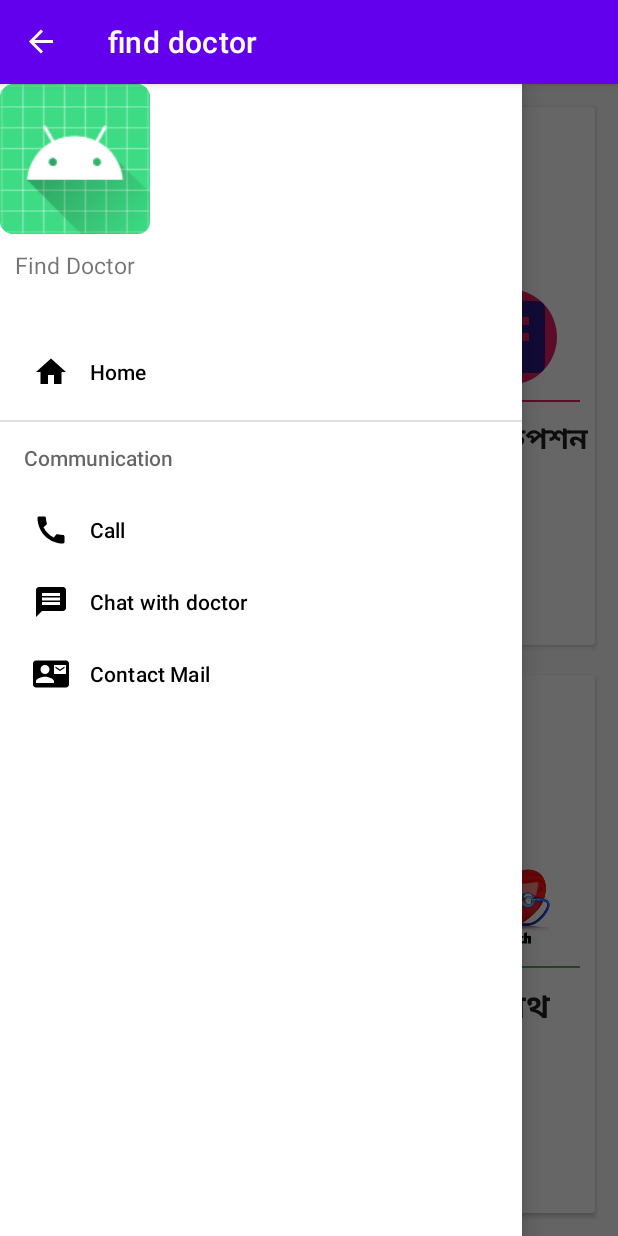
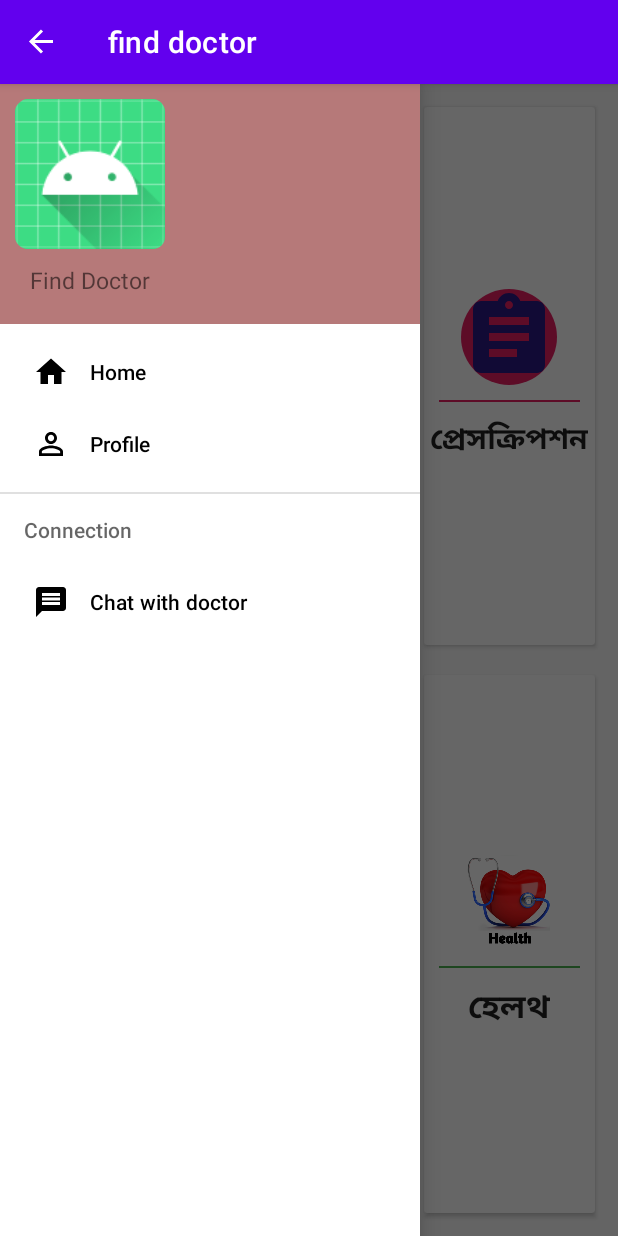
Before and after one commit to Mustakim-lab/Find-Doctor, an Android app: the screen it shows after launch (MainActivity), with the side drawer open, on a phone screen of 412 x 824 dp. Run offline under Robolectric (Android 15) with nearby library versions, the phone set to English and light mode, and no system bars.

Commit message:
solved navigation drawer

```diff
--- a/app/build.gradle
+++ b/app/build.gradle
@@ -40,7 +40,7 @@ dependencies {
     androidTestImplementation 'androidx.test.ext:junit:1.1.3'
     androidTestImplementation 'androidx.test.espresso:espresso-core:3.4.0'
 
-    implementation 'com.google.firebase:firebase-auth:16.0.2'
-    implementation 'com.google.firebase:firebase-database:16.0.1'
-    implementation 'com.google.firebase:firebase-core:16.0.1'
+    implementation 'com.google.firebase:firebase-auth:21.0.1'
+    implementation 'com.google.firebase:firebase-database:20.0.2'
+    implementation 'com.google.firebase:firebase-core:20.0.0'
 }
--- a/app/src/main/AndroidManifest.xml
+++ b/app/src/main/AndroidManifest.xml
@@ -9,6 +9,9 @@
         android:roundIcon="@mipmap/ic_launcher_round"
         android:supportsRtl="true"
         android:theme="@style/Theme.FindDoctor">
+        <activity
+            android:name=".DoctorChatListActivity"
+            android:exported="false" />
         <activity
             android:name=".SignInActivity"
             android:exported="false" />
--- a/app/src/main/java/com/example/finddoctor/MainActivity.java
+++ b/app/src/main/java/com/example/finddoctor/MainActivity.java
@@ -14,7 +14,7 @@ import android.widget.Toast;
 
 import com.google.android.material.navigation.NavigationView;
 
-public class MainActivity extends AppCompatActivity implements View.OnClickListener{
+public class MainActivity extends AppCompatActivity implements NavigationView.OnNavigationItemSelectedListener {
 
 
     DrawerLayout drawerLayout;
@@ -28,36 +28,66 @@ public class MainActivity extends AppCompatActivity implements View.OnClickListe
         setContentView(R.layout.activity_main);
 
         doctorCard =findViewById(R.id.doctorCard_ID);
-        doctorCard.setOnClickListener(this);
         serialCard=findViewById(R.id.serialCard_ID);
-        serialCard.setOnClickListener(this);
         prescriptionCard=findViewById(R.id.prescriptionCard_ID);
-        prescriptionCard.setOnClickListener(this);
         medicineCard=findViewById(R.id.medicineCard_ID);
-        medicineCard.setOnClickListener(this);
         ambulance=findViewById(R.id.ambulanceCard_ID);
-        ambulance.setOnClickListener(this);
         health=findViewById(R.id.helthCard_ID);
-        health.setOnClickListener(this);
 
+        doctorCard.setOnClickListener(new View.OnClickListener() {
+            @Override
+            public void onClick(View v) {
+                Intent intent=new Intent(MainActivity.this,doctorList.class);
+                startActivity(intent);
 
+            }
+        });
+        serialCard.setOnClickListener(new View.OnClickListener() {
+            @Override
+            public void onClick(View v) {
+                Intent intent=new Intent(MainActivity.this,StartActivity.class);
+                startActivity(intent);
+
+            }
+        });
+        prescriptionCard.setOnClickListener(new View.OnClickListener() {
+            @Override
+            public void onClick(View v) {
+                Intent intent=new Intent(MainActivity.this,StartActivity.class);
+                startActivity(intent);
+            }
+        });
+        medicineCard.setOnClickListener(new View.OnClickListener() {
+            @Override
+            public void onClick(View v) {
+                Intent intent=new Intent(MainActivity.this,Medichine.class);
+                startActivity(intent);
+
+            }
+        });
+        ambulance.setOnClickListener(new View.OnClickListener() {
+            @Override
+            public void onClick(View v) {
+                Intent intent=new Intent(MainActivity.this,AmbulanceActvity.class);
+                startActivity(intent);
+            }
+        });
+        health.setOnClickListener(new View.OnClickListener() {
+            @Override
+            public void onClick(View v) {
+                Intent intent=new Intent(MainActivity.this,HelthActivity.class);
+                startActivity(intent);
+            }
+        });
         drawerLayout=findViewById(R.id.drawer_ID);
         NavigationView navigationView=findViewById(R.id.navigation_ID);
+        navigationView.setNavigationItemSelectedListener(this);
         toggle=new ActionBarDrawerToggle(this,drawerLayout,R.string.open,R.string.close);
         drawerLayout.addDrawerListener(toggle);
         toggle.syncState();
         getSupportActionBar().setDisplayHomeAsUpEnabled(true);
 
-        navigationView.setNavigationItemSelectedListener(new NavigationView.OnNavigationItemSelectedListener() {
-            @Override
-            public boolean onNavigationItemSelected(@NonNull MenuItem item) {
-                if (item.getItemId()==R.id.chat_ID){
-                    Intent intent=new Intent(MainActivity.this,HelthActivity.class);
-                    startActivity(intent);
-                }
-                return false;
-            }
-        });
+
     }
 
     @Override
@@ -68,28 +98,14 @@ public class MainActivity extends AppCompatActivity implements View.OnClickListe
         return super.onOptionsItemSelected(item);
     }
 
-
     @Override
-    public void onClick(View v) {
-        if (v.getId()==R.id.doctorCard_ID){
-            Intent intent=new Intent(MainActivity.this,doctorList.class);
-            startActivity(intent);
-        }else if (v.getId()==R.id.serialCard_ID){
-            Intent intent=new Intent(MainActivity.this,StartActivity.class);
-            startActivity(intent);
-        }else if (v.getId()==R.id.prescriptionCard_ID){
-            Intent intent=new Intent(MainActivity.this,StartActivity.class);
-            startActivity(intent);
-        }else if (v.getId()==R.id.medicineCard_ID){
-            Intent intent=new Intent(MainActivity.this,Medichine.class);
-            startActivity(intent);
-        }else if (v.getId()==R.id.ambulanceCard_ID){
-            Intent intent=new Intent(MainActivity.this,AmbulanceActvity.class);
-            startActivity(intent);
-        }else if (v.getId()==R.id.helthCard_ID){
-            Intent intent=new Intent(MainActivity.this,HelthActivity.class);
+    public boolean onNavigationItemSelected(@NonNull MenuItem item) {
+        if (item.getItemId()==R.id.chat_ID){
+            Intent intent=new Intent(MainActivity.this,DoctorChatListActivity.class);
             startActivity(intent);
         }
+        return false;
+    }
 
-    }
+
 }
--- a/app/src/main/java/com/example/finddoctor/RegistrationActivity.java
+++ b/app/src/main/java/com/example/finddoctor/RegistrationActivity.java
@@ -96,7 +96,6 @@ public class RegistrationActivity extends AppCompatActivity {
                             Intent intent=new Intent(RegistrationActivity.this,serilaIntroduction.class);
                             intent.addFlags(Intent.FLAG_ACTIVITY_CLEAR_TASK | Intent.FLAG_ACTIVITY_NEW_TASK);
                             startActivity(intent);
-                            finish();
                             Toast.makeText(RegistrationActivity.this, "LogIn Successfully", Toast.LENGTH_SHORT).show();
                         }
                     });
--- a/app/src/main/java/com/example/finddoctor/SignInActivity.java
+++ b/app/src/main/java/com/example/finddoctor/SignInActivity.java
@@ -74,7 +74,6 @@ public class SignInActivity extends AppCompatActivity {
                     Intent intent=new Intent(SignInActivity.this,Prescription.class);
                     intent.addFlags(Intent.FLAG_ACTIVITY_CLEAR_TASK | Intent.FLAG_ACTIVITY_NEW_TASK);
                     startActivity(intent);
-                    finish();
                     Toast.makeText(SignInActivity.this, "LogIn Successfully", Toast.LENGTH_SHORT).show();
                 }
             }
--- a/app/src/main/java/com/example/finddoctor/StartActivity.java
+++ b/app/src/main/java/com/example/finddoctor/StartActivity.java
@@ -7,7 +7,12 @@ import android.os.Bundle;
 import android.view.View;
 import android.widget.Button;
 
+import com.google.firebase.auth.FirebaseAuth;
+import com.google.firebase.auth.FirebaseUser;
+
 public class StartActivity extends AppCompatActivity implements View.OnClickListener {
+
+
     Button button1,button2;
     @Override
     protected void onCreate(Bundle savedInstanceState) {
--- /dev/null
+++ b/app/src/main/res/drawable/ic_baseline_perm_identity_24.xml
@@ -0,0 +1,5 @@
+<vector android:height="24dp" android:tint="#2A1885"
+    android:viewportHeight="24" android:viewportWidth="24"
+    android:width="24dp" xmlns:android="http://schemas.android.com/apk/res/android">
+    <path android:fillColor="@android:color/white" android:pathData="M12,5.9c1.16,0 2.1,0.94 2.1,2.1s-0.94,2.1 -2.1,2.1S9.9,9.16 9.9,8s0.94,-2.1 2.1,-2.1m0,9c2.97,0 6.1,1.46 6.1,2.1v1.1L5.9,18.1L5.9,17c0,-0.64 3.13,-2.1 6.1,-2.1M12,4C9.79,4 8,5.79 8,8s1.79,4 4,4 4,-1.79 4,-4 -1.79,-4 -4,-4zM12,13c-2.67,0 -8,1.34 -8,4v3h16v-3c0,-2.66 -5.33,-4 -8,-4z"/>
+</vector>
--- a/app/src/main/res/layout/activity_main.xml
+++ b/app/src/main/res/layout/activity_main.xml
@@ -8,17 +8,6 @@
     android:background="@color/background_color"
     tools:openDrawer="start"
     tools:context=".MainActivity">
-
-
-    <com.google.android.material.navigation.NavigationView
-        android:layout_width="match_parent"
-        android:layout_height="match_parent"
-        android:id="@+id/navigation_ID"
-        app:menu="@menu/menu"
-        app:headerLayout="@layout/navprofile"
-        android:layout_gravity="start">
-
-    </com.google.android.material.navigation.NavigationView>
 
     <LinearLayout
         android:layout_width="match_parent"
@@ -312,4 +301,17 @@
 
 
 
+
+    <com.google.android.material.navigation.NavigationView
+        android:layout_width="wrap_content"
+        android:layout_height="match_parent"
+        android:id="@+id/navigation_ID"
+        app:menu="@menu/menu"
+        app:headerLayout="@layout/navprofile"
+        android:layout_gravity="start">
+
+    </com.google.android.material.navigation.NavigationView>
+
+
+
 </androidx.drawerlayout.widget.DrawerLayout>
--- a/app/src/main/res/layout/navprofile.xml
+++ b/app/src/main/res/layout/navprofile.xml
@@ -2,6 +2,8 @@
 <LinearLayout xmlns:android="http://schemas.android.com/apk/res/android"
     android:layout_width="match_parent"
     android:orientation="vertical"
+    android:padding="10dp"
+    android:background="#B67979"
     android:layout_height="160dp">
 
     <ImageView
--- a/app/src/main/res/menu/menu.xml
+++ b/app/src/main/res/menu/menu.xml
@@ -1,37 +1,34 @@
 <?xml version="1.0" encoding="utf-8"?>
-<menu xmlns:android="http://schemas.android.com/apk/res/android">
+<menu xmlns:android="http://schemas.android.com/apk/res/android"
+    xmlns:tools="http://schemas.android.com/tools"
+    tools:showin="navigation_view">
 
-    <group>
+    <group android:checkableBehavior="single">
         <item
-            android:id="@+id/home_Id"
+            android:title="Home"
+            android:id="@+id/home_ID"
             android:icon="@drawable/ic_baseline_home_24"
-            android:title="Home"
             >
+        </item>
+        <item
+            android:title="Profile"
+            android:id="@+id/profile_ID"
+            android:icon="@drawable/ic_baseline_perm_identity_24"
+            >
+        </item>
 
-        </item>
     </group>
 
-    <item android:title="Communication">
+    <item android:title="Connection">
+
         <menu>
-            <item
-                android:id="@+id/call_ID"
-                android:icon="@drawable/ic_baseline_call_24"
-                android:title="Call"
-                >
-            </item>
             <item
                 android:title="Chat with doctor"
                 android:id="@+id/chat_ID"
                 android:icon="@drawable/ic_baseline_message_24"
                 >
+            </item>
 
-            </item>
-            <item
-                android:id="@+id/contactMail_ID"
-                android:title="Contact Mail"
-                android:icon="@drawable/ic_baseline_contact_mail_24"
-                >
-            </item>
         </menu>
     </item>
 </menu>
```
Also changed, not shown: app/src/main/java/com/example/finddoctor/DoctorChatListActivity.java (added, +14 -0 lines), app/src/main/res/layout/activity_doctor_chat_list.xml (added, +9 -0 lines).
